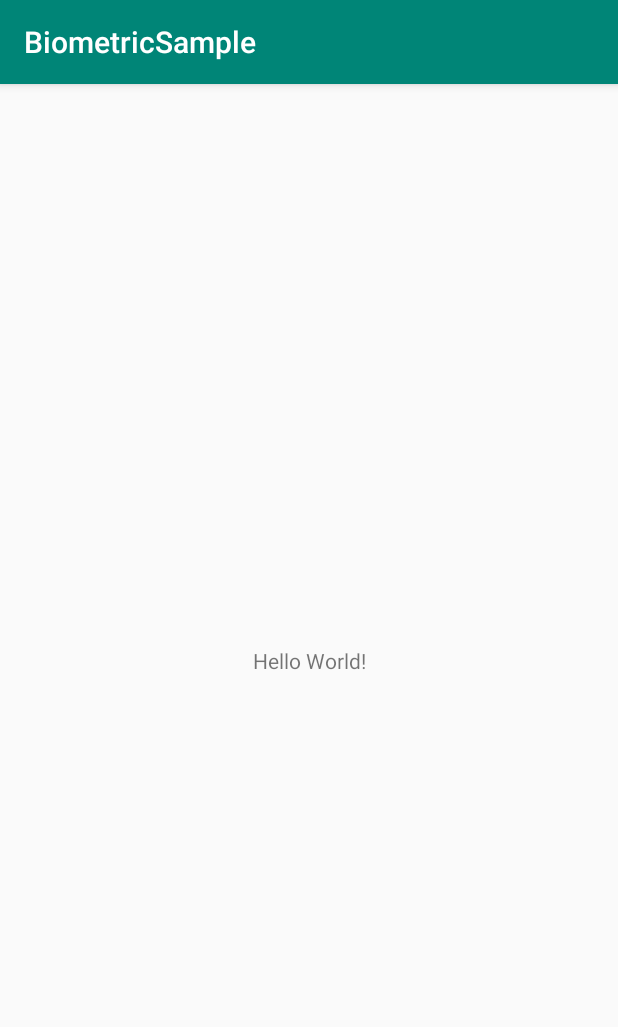
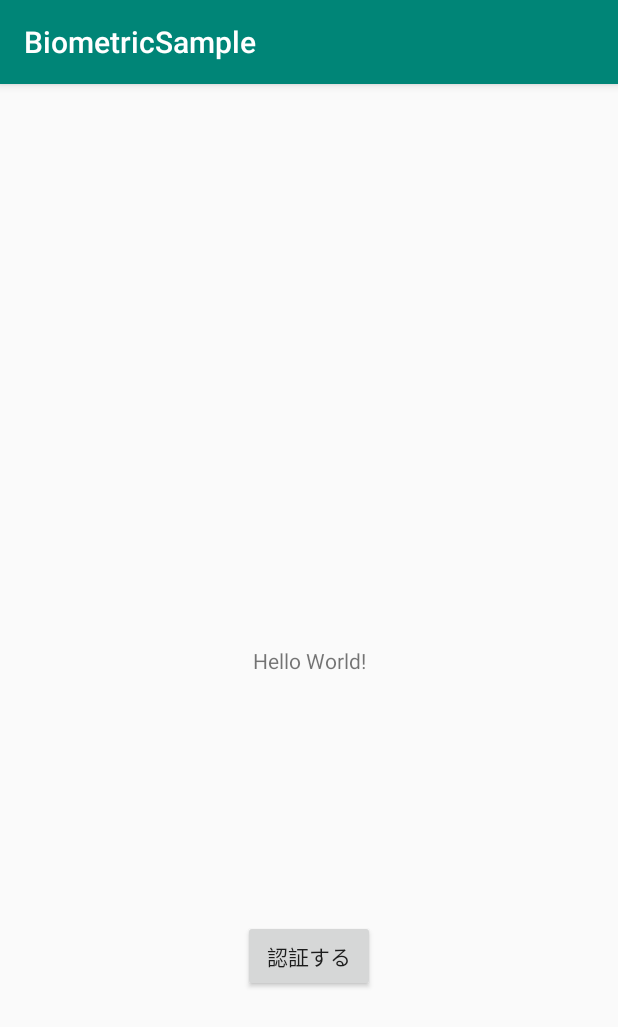
Before and after one commit to ticktakclock/BiometricSample, an Android app: the screen it shows after launch (MainActivity), on a phone screen of 412 x 824 dp. Shown: the top 1027 px of the screen. Run offline under Robolectric (Android 15) with nearby library versions, the phone set to English and light mode, and no system bars.

```diff
--- a/app/src/main/AndroidManifest.xml
+++ b/app/src/main/AndroidManifest.xml
@@ -1,6 +1,8 @@
 <?xml version="1.0" encoding="utf-8"?>
 <manifest xmlns:android="http://schemas.android.com/apk/res/android"
           package="com.github.ticktakclock.biometricsample">
+
+    <uses-permission android:name="android.permission.USE_BIOMETRIC" />
 
     <application
             android:allowBackup="true"
--- a/app/src/main/res/layout/activity_main.xml
+++ b/app/src/main/res/layout/activity_main.xml
@@ -14,6 +14,20 @@
         app:layout_constraintBottom_toBottomOf="parent"
         app:layout_constraintLeft_toLeftOf="parent"
         app:layout_constraintRight_toRightOf="parent"
-            app:layout_constraintTop_toTopOf="parent"/>
+        app:layout_constraintTop_toTopOf="parent" android:id="@+id/textView"/>
+
+    <Button
+        android:text="@string/start_auth"
+        android:layout_width="wrap_content"
+        android:layout_height="wrap_content"
+        android:id="@+id/activity_main_auth_btn"
+        android:layout_marginTop="8dp"
+        app:layout_constraintTop_toBottomOf="@+id/textView"
+        android:layout_marginBottom="8dp"
+        app:layout_constraintBottom_toBottomOf="parent"
+        app:layout_constraintStart_toStartOf="parent"
+        android:layout_marginStart="8dp"
+        app:layout_constraintEnd_toEndOf="parent"
+        android:layout_marginEnd="8dp"/>
 
 </android.support.constraint.ConstraintLayout>
--- a/app/src/main/res/values/strings.xml
+++ b/app/src/main/res/values/strings.xml
@@ -1,3 +1,4 @@
 <resources>
     <string name="app_name">BiometricSample</string>
+    <string name="start_auth">認証する</string>
 </resources>
```
Also changed, not shown: app/src/main/java/com/github/ticktakclock/biometricsample/MainActivity.kt (+39 -0 lines). Lines whose indentation alone changed are shown as unchanged.
